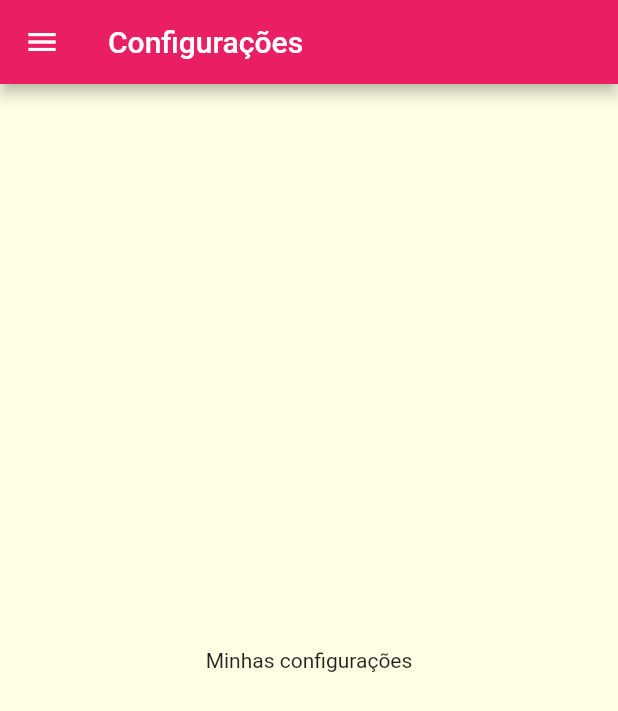
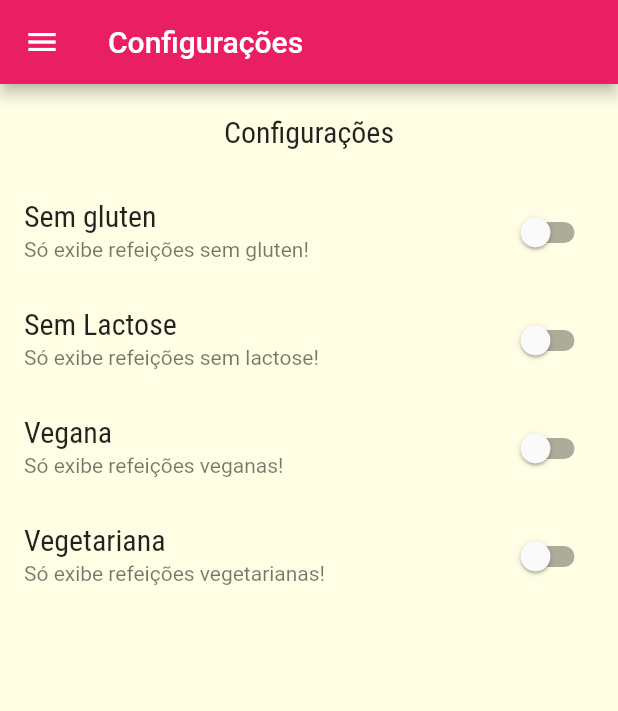
Before and after one commit to vanderloureiro/app-meals, a Flutter app: the SettingsPage screen opened by its route, on a phone screen of 412 x 824 dp. Shown: the top 711 px of the screen. Run offline on Flutter 3.47's test engine with Material 2 defaults, Android fonts, the phone set to English and light mode, and no system bars.

```diff
--- /dev/null
+++ b/lib/models/settings.dart
@@ -0,0 +1,13 @@
+class Settings {
+   bool isGlutenFree;
+   bool isLactoseFree;
+   bool isVegan;
+   bool isVegetarian;
+
+   Settings({
+     this.isGlutenFree = false,
+     this.isLactoseFree = false,
+     this.isVegan = false,
+     this.isVegetarian = false
+   });
+}
--- a/lib/pages/settings_page.dart
+++ b/lib/pages/settings_page.dart
@@ -1,8 +1,17 @@
 import 'package:app_meals/components/main_drawer.dart';
+import 'package:app_meals/models/settings.dart';
 import 'package:flutter/material.dart';
 
-class SettingsPage extends StatelessWidget {
+class SettingsPage extends StatefulWidget {
   const SettingsPage({Key? key}) : super(key: key);
+
+  @override
+  State<SettingsPage> createState() => _SettingsPageState();
+}
+
+class _SettingsPageState extends State<SettingsPage> {
+
+  var settings = Settings();
 
   @override
   Widget build(BuildContext context) {
@@ -11,9 +20,60 @@ class SettingsPage extends StatelessWidget {
         title: const Text("Configurações"),
       ),
       drawer: const MainDrawer(),
-      body: const Center(
-        child: Text("Minhas configurações"),
+      body: Column(
+        children: [
+          Container(
+            padding: const EdgeInsets.all(20),
+            child: Text(
+              'Configurações',
+              style: Theme.of(context).textTheme.titleMedium,
+            ),
+          ),
+
+          Expanded(child:
+          ListView(
+            children: [
+              _buildSwitch(
+                'Sem gluten',
+                'Só exibe refeições sem gluten!',
+                settings.isGlutenFree,
+                  (value) => setState(() => settings.isGlutenFree = value)
+              ),
+              _buildSwitch(
+                  'Sem Lactose',
+                  'Só exibe refeições sem lactose!',
+                  settings.isLactoseFree,
+                      (value) => setState(() => settings.isLactoseFree = value)
+              ),
+              _buildSwitch(
+                  'Vegana',
+                  'Só exibe refeições veganas!',
+                  settings.isVegan,
+                      (value) => setState(() => settings.isVegan = value)
+              ),
+              _buildSwitch(
+                  'Vegetariana',
+                  'Só exibe refeições vegetarianas!',
+                  settings.isVegetarian,
+                      (value) => setState(() => settings.isVegetarian = value)
+              ),
+            ],
+          ))
+        ],
       ),
     );
   }
+
+  Widget _buildSwitch(
+      String title,
+      String subtitle,
+      bool value,
+      Function(bool) onChanged) {
+    return SwitchListTile.adaptive(
+        title: Text(title),
+        subtitle: Text(subtitle),
+        value: value,
+        onChanged: onChanged,
+    );
+  }
 }
```
